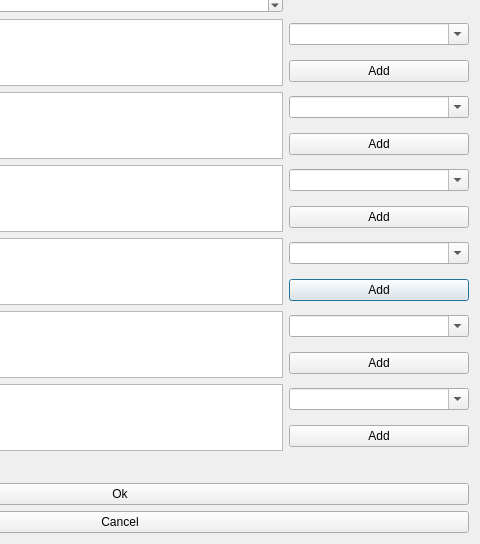
Qt form src/gui/NewRecordDialog.ui (MiBeloz/ModelDepartmentTables) before a commit; both pictures show x 240 to 720 and y 106 to 650 of the 720 by 650 pixel window.
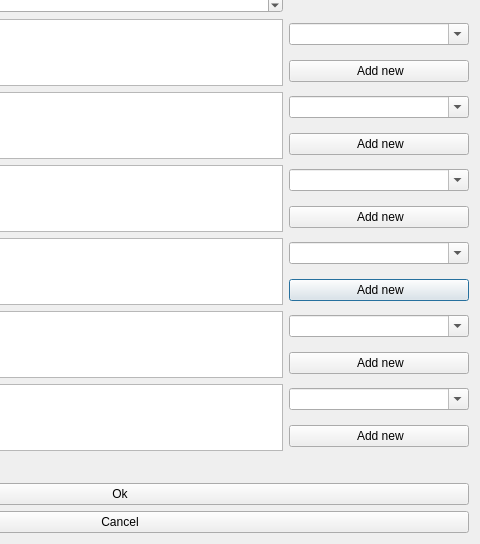
The same form after that commit. Custom widgets are drawn as their Qt base class.

Commit message: new class NaturalSortComboBox

The edit to the form file:
```diff
--- a/src/gui/NewRecordDialog.ui
+++ b/src/gui/NewRecordDialog.ui
@@ -31,7 +31,7 @@
      <item row="11" column="2">
       <widget class="QPushButton" name="pushButtonAddModelMaterial">
        <property name="text">
-        <string>Add</string>
+        <string> Add new</string>
        </property>
       </widget>
      </item>
@@ -106,7 +106,7 @@
      <item row="5" column="2">
       <widget class="QPushButton" name="pushButtonAddExecutor">
        <property name="text">
-        <string>Add</string>
+        <string> Add new</string>
        </property>
       </widget>
      </item>
@@ -130,7 +130,7 @@
      <item row="13" column="2">
       <widget class="QPushButton" name="pushButtonAddMachine">
        <property name="text">
-        <string>Add</string>
+        <string> Add new</string>
        </property>
       </widget>
      </item>
@@ -154,7 +154,7 @@
      <item row="7" column="2">
       <widget class="QPushButton" name="pushButtonAddAuthor">
        <property name="text">
-        <string>Add</string>
+        <string> Add new</string>
        </property>
       </widget>
      </item>
@@ -212,14 +212,14 @@
      <item row="9" column="2">
       <widget class="QPushButton" name="pushButtonAddCastingMaterial">
        <property name="text">
-        <string>Add</string>
+        <string> Add new</string>
        </property>
       </widget>
      </item>
      <item row="15" column="2">
       <widget class="QPushButton" name="pushButtonAddNote">
        <property name="text">
-        <string>Add</string>
+        <string> Add new</string>
        </property>
       </widget>
      </item>
@@ -268,7 +268,12 @@
   <customwidget>
    <class>FilteringComboBox</class>
    <extends>QComboBox</extends>
-   <header location="global">FilteringComboBox.h</header>
+   <header>FilteringComboBox.h</header>
+  </customwidget>
+  <customwidget>
+   <class>NaturalSortComboBox</class>
+   <extends>QComboBox</extends>
+   <header>NaturalSortComboBox.h</header>
   </customwidget>
  </customwidgets>
  <resources/>
```
Left out of the diff: 56 changed lines with no effect on the pictures. The commit also changes 5 other files.
